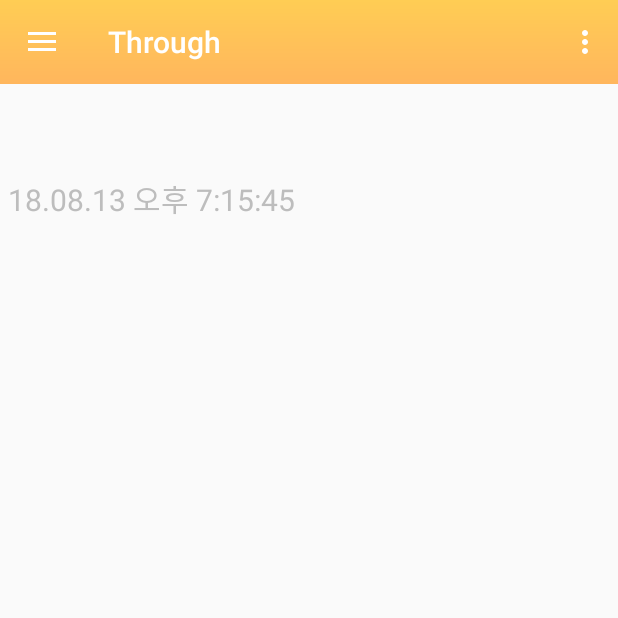
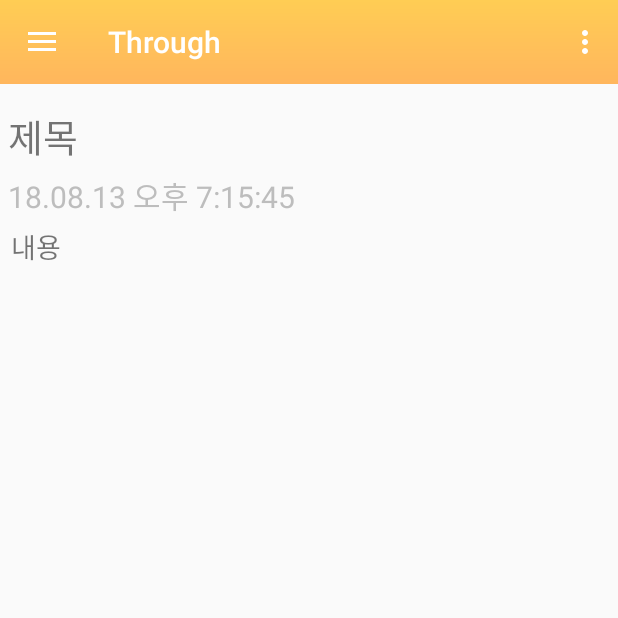
Before and after one commit to PBLThrough/Through, an Android app: the fragment MessageFragment placed in its activity, on a phone screen of 412 x 824 dp, the top half of it. Run offline under Robolectric (Android 15) with nearby library versions, the phone set to English and light mode, and no system bars; 2 statements that could not run were skipped.

Commit message:
임시저장

```diff
--- a/app/src/main/java/jm/through/activity/MainActivity.kt
+++ b/app/src/main/java/jm/through/activity/MainActivity.kt
@@ -11,6 +11,7 @@ import kotlinx.android.synthetic.main.activity_main.*
 
 class MainActivity : AppCompatActivity() {
 
+    // 액티비티 실행 시 호출, 리소스 초기화 (Button, TextView..)
     override fun onCreate(savedInstanceState: Bundle?) {
         super.onCreate(savedInstanceState)
         setContentView(R.layout.activity_main)
--- a/app/src/main/java/jm/through/read/MessageFragment.java
+++ b/app/src/main/java/jm/through/read/MessageFragment.java
@@ -20,28 +20,45 @@ import static jm.through.read.MailReader.readList;
  * */
 public class MessageFragment extends Fragment {
 
+
+    // 초기화해야하는 리스트를 초기화하는 곳
     @Override
     public void onCreate(@Nullable Bundle savedInstanceState) {
         super.onCreate(savedInstanceState);
     }
 
+    // 레이아웃을 inflate 하고 각 리소스를 초기화하는 곳
     @Nullable
     @Override
     public View onCreateView(LayoutInflater inflater, @Nullable ViewGroup container, Bundle savedInstanceState) {
         View v = inflater.inflate(R.layout.fragment_content,container,false);
-        //View v2 = inflater.inflate(R.layout.check_board_item,container,false);
-        //RecyclerView checkRecycler = (RecyclerView) v2.findViewById(R.id.recycler);
+        View v2 = inflater.inflate(R.layout.check_board_item,container,false);
+        RecyclerView checkRecycler = (RecyclerView) v2.findViewById(R.id.recycler);
 
-        TextView titleString =(TextView)v.findViewById(R.id.message_content_title);
-        TextView memoString =(TextView)v.findViewById(R.id.message_content_memo);
+        // 1. ReadData<> 가져와서 읽어야하는 부분?
+        // 2. 화면 넘어가기전 클릭한 부분 데이터 가져와서 올리면 되는건데 안됨 (어떻게 해야할지 감이 안잡힘
+        final TextView titleString =(TextView)v.findViewById(R.id.message_content_title);
+        final TextView memoString =(TextView)v.findViewById(R.id.message_content_memo);
+//        final TextView t =(TextView)v2.findViewById(R.id.text_sender);
+//        final TextView m = (TextView)v2.findViewById(R.id.text_subject);
 
-        //TextView t = (TextView)v2.findViewById(R.id.text_sender);
-        //TextView s = (TextView)v2.findViewById(R.id.text_subject);
+
+        String i = getArguments().get("");
+        String m = getArguments().get();
+
+//        TextView t = (TextView)v2.findViewById(R.id.text_sender);
+//        TextView s = (TextView)v2.findViewById(R.id.text_subject);
+//        v.setOnTouchListener(new View.OnClickListener(){
+//            @Override
+//            public void onClick(View v){
+//                titleString.setText(t.getText());
+//                memoString.setText(m.getText());
+//            }
+//        });
+//
 //        checkRecycler.getChildAdapterPosition(v).mailtitle = titleString;
 //        checkRecycler.getChildAdapterPosition(v).mailcontent = memoString;
 
         return v;
     }
-
-
 }
--- a/app/src/main/java/jm/through/send/SendFragment.kt
+++ b/app/src/main/java/jm/through/send/SendFragment.kt
@@ -41,8 +41,8 @@ class SendFragment : Fragment() {
 
 
                         //서버에서 받아와야하는 정보 id, pwd(임의로 넣음)
-                        var sender: MailSender = MailSender("id",
-                                "password")
+                        var sender: MailSender = MailSender("cisspmit@naver.com",
+                                "@!qortls")
 
                         //받는사람, 제목, 내용은 변수로 받고 보내는 이는 서버의 user정보
                         //Mail을 보내는 부분
--- a/app/src/main/res/layout/fragment_content.xml
+++ b/app/src/main/res/layout/fragment_content.xml
@@ -11,12 +11,12 @@
         android:id="@+id/message_content_title"
         android:layout_width="wrap_content"
         android:layout_height="wrap_content"
-        android:text=""
-        android:textSize="30dp"
+        android:layout_marginLeft="5dp"
+        android:layout_marginRight="5dp"
         android:layout_marginTop="10dp"
-        android:layout_marginRight="5dp"
-        android:layout_marginLeft="5dp"
-        />
+        android:text="제목"
+        android:textSize="25dp"
+        android:textStyle="normal"/>
 
     <TextView
         android:id="@+id/message_content_time"
@@ -35,8 +35,8 @@
         android:layout_centerVertical="true"
         android:layout_marginLeft="7dp"
         android:layout_marginRight="7dp"
-            android:text=""
-            android:textSize="20dp" />
+        android:text="내용"
+        android:textSize="18dp" />
 
 
 </LinearLayout>
```
Also changed, not shown: app/src/main/java/jm/through/read/ReadFragment.kt (+6 -3 lines). Lines whose indentation alone changed are shown as unchanged.
